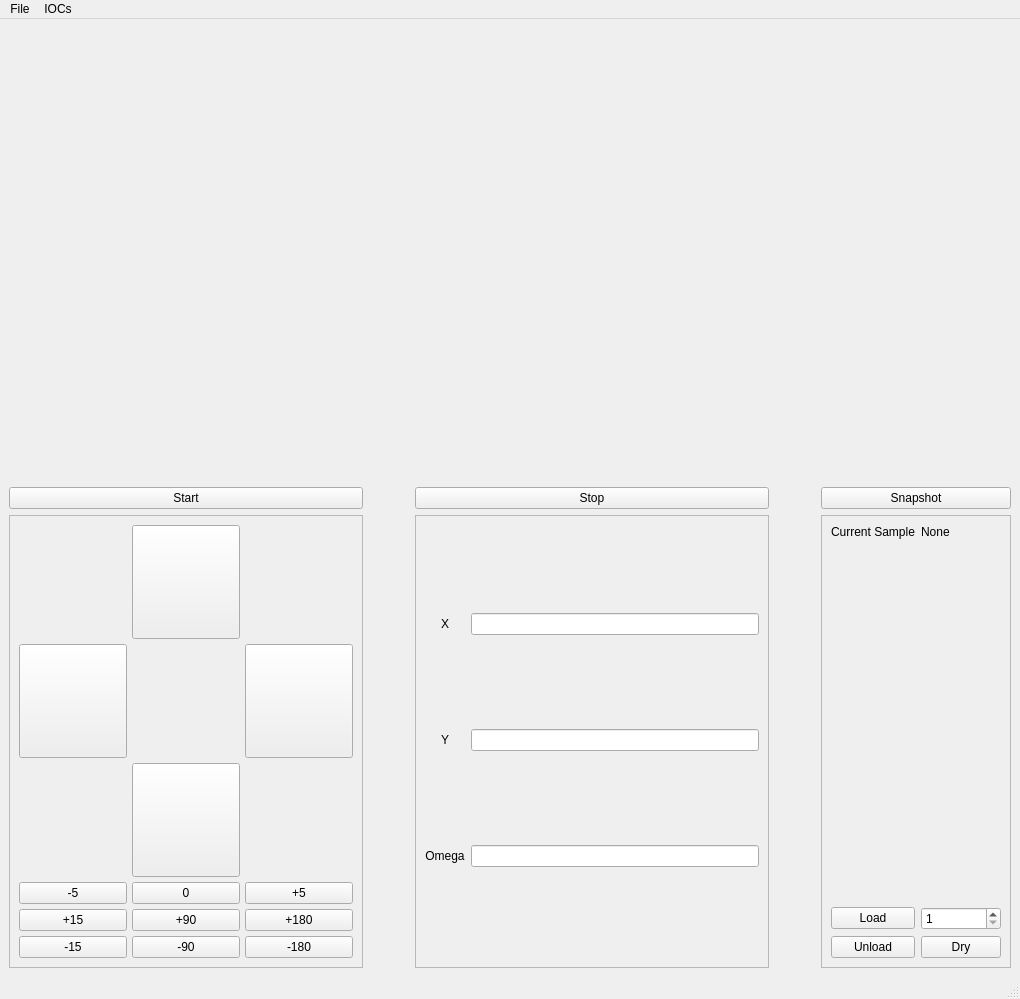
DiamondLightSource/aithre, file guiv4.ui: the form before one commit.
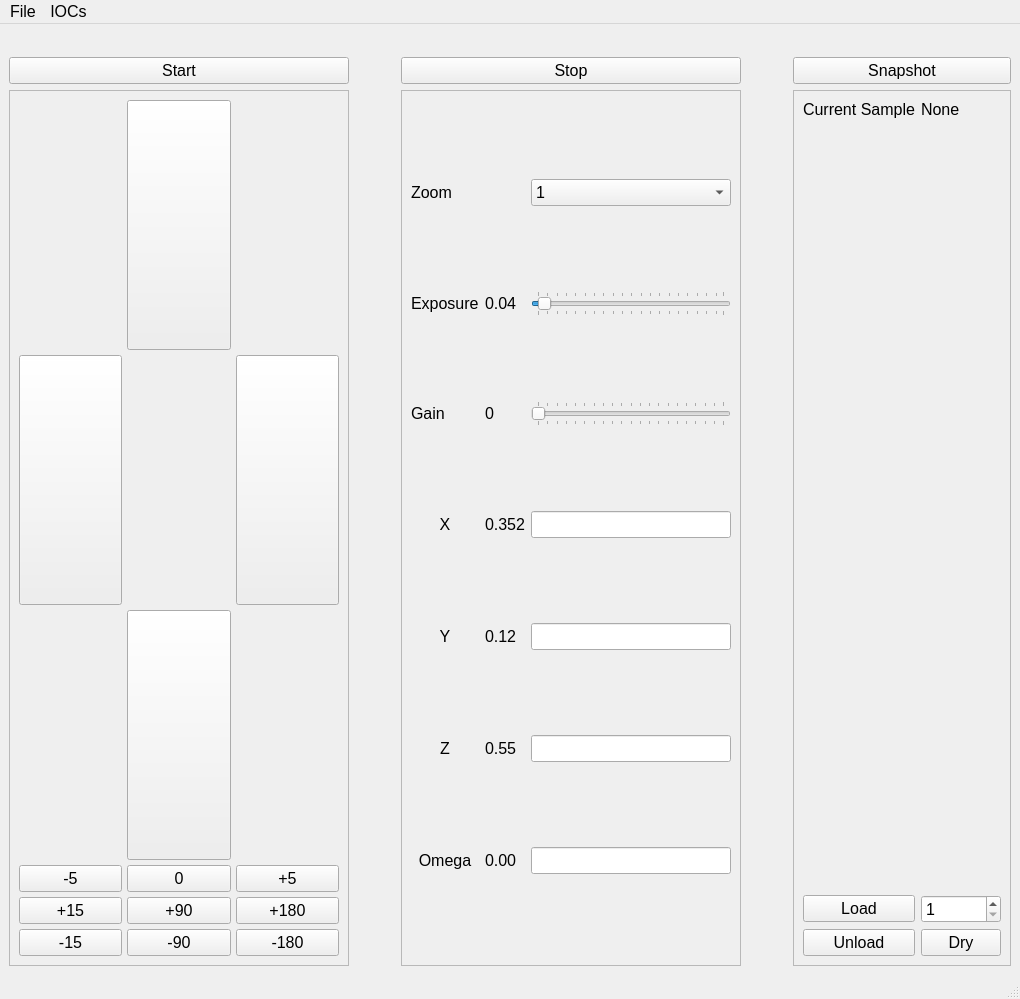
The form after the commit. Icons and pictures are not drawn.

Diff of the .ui file:
```diff
--- a/guiv4.ui
+++ b/guiv4.ui
@@ -22,6 +22,11 @@
     <height>16777215</height>
    </size>
   </property>
+  <property name="font">
+   <font>
+    <pointsize>12</pointsize>
+   </font>
+  </property>
   <property name="mouseTracking">
    <bool>false</bool>
   </property>
@@ -49,8 +54,299 @@
   </property>
   <widget class="QWidget" name="centralwidget">
    <layout class="QGridLayout" name="gridLayout">
+    <item row="2" column="2">
+     <widget class="QFrame" name="frameFineControl">
+      <property name="frameShape">
+       <enum>QFrame::StyledPanel</enum>
+      </property>
+      <property name="frameShadow">
+       <enum>QFrame::Plain</enum>
+      </property>
+      <layout class="QGridLayout" name="readback_grid">
+       <item row="7" column="0">
+        <widget class="QLabel" name="labOmega">
+         <property name="text">
+          <string>Omega</string>
+         </property>
+         <property name="alignment">
+          <set>Qt::AlignCenter</set>
+         </property>
+        </widget>
+       </item>
+       <item row="5" column="1">
+        <widget class="QLabel" name="gonz_rbv">
+         <property name="text">
+          <string>0.55</string>
+         </property>
+        </widget>
+       </item>
+       <item row="1" column="0">
+        <widget class="QLabel" name="labExposure">
+         <property name="text">
+          <string>Exposure</string>
+         </property>
+        </widget>
+       </item>
+       <item row="2" column="1">
+        <widget class="QLabel" name="label_2">
+         <property name="text">
+          <string>0</string>
+         </property>
+        </widget>
+       </item>
+       <item row="7" column="3">
+        <widget class="QLineEdit" name="omega_request">
+         <property name="maxLength">
+          <number>5</number>
+         </property>
+        </widget>
+       </item>
+       <item row="5" column="0">
+        <widget class="QLabel" name="labZ">
+         <property name="text">
+          <string>Z</string>
+         </property>
+         <property name="alignment">
+          <set>Qt::AlignCenter</set>
+         </property>
+        </widget>
+       </item>
+       <item row="3" column="0">
+        <widget class="QLabel" name="labX">
+         <property name="sizePolicy">
+          <sizepolicy hsizetype="Preferred" vsizetype="Preferred">
+           <horstretch>0</horstretch>
+           <verstretch>0</verstretch>
+          </sizepolicy>
+         </property>
+         <property name="text">
+          <string>X</string>
+         </property>
+         <property name="alignment">
+          <set>Qt::AlignCenter</set>
+         </property>
+        </widget>
+       </item>
+       <item row="2" column="3">
+        <widget class="QSlider" name="sliderGain">
+         <property name="maximum">
+          <number>100</number>
+         </property>
+         <property name="orientation">
+          <enum>Qt::Horizontal</enum>
+         </property>
+         <property name="tickPosition">
+          <enum>QSlider::TicksBothSides</enum>
+         </property>
+         <property name="tickInterval">
+          <number>5</number>
+         </property>
+        </widget>
+       </item>
+       <item row="5" column="3">
+        <widget class="QLineEdit" name="gonz_request">
+         <property name="maxLength">
+          <number>5</number>
+         </property>
+        </widget>
+       </item>
+       <item row="4" column="3">
+        <widget class="QLineEdit" name="gony_request">
+         <property name="maxLength">
+          <number>5</number>
+         </property>
+        </widget>
+       </item>
+       <item row="2" column="0">
+        <widget class="QLabel" name="labGain">
+         <property name="text">
+          <string>Gain</string>
+         </property>
+        </widget>
+       </item>
+       <item row="4" column="0">
+        <widget class="QLabel" name="labY">
+         <property name="text">
+          <string>Y</string>
+         </property>
+         <property name="alignment">
+          <set>Qt::AlignCenter</set>
+         </property>
+        </widget>
+       </item>
+       <item row="3" column="3">
+        <widget class="QLineEdit" name="stagex_request">
+         <property name="text">
+          <string/>
+         </property>
+         <property name="maxLength">
+          <number>5</number>
+         </property>
+        </widget>
+       </item>
+       <item row="1" column="3">
+        <widget class="QSlider" name="sliderExposure">
+         <property name="minimum">
+          <number>1</number>
+         </property>
+         <property name="maximum">
+          <number>100</number>
+         </property>
+         <property name="value">
+          <number>4</number>
+         </property>
+         <property name="orientation">
+          <enum>Qt::Horizontal</enum>
+         </property>
+         <property name="invertedAppearance">
+          <bool>false</bool>
+         </property>
+         <property name="invertedControls">
+          <bool>false</bool>
+         </property>
+         <property name="tickPosition">
+          <enum>QSlider::TicksBothSides</enum>
+         </property>
+         <property name="tickInterval">
+          <number>5</number>
+         </property>
+        </widget>
+       </item>
+       <item row="3" column="1">
+        <widget class="QLabel" name="stagex_rbv">
+         <property name="text">
+          <string>0.352</string>
+         </property>
+        </widget>
+       </item>
+       <item row="1" column="1">
+        <widget class="QLabel" name="label">
+         <property name="text">
+          <string>0.04</string>
+         </property>
+        </widget>
+       </item>
+       <item row="4" column="1">
+        <widget class="QLabel" name="gony_rbv">
+         <property name="text">
+          <string>0.12</string>
+         </property>
+        </widget>
+       </item>
+       <item row="7" column="1">
+        <widget class="QLabel" name="omega_rbv">
+         <property name="text">
+          <string>0.00</string>
+         </property>
+        </widget>
+       </item>
+       <item row="0" column="3">
+        <widget class="QComboBox" name="comboBox">
+         <property name="currentText">
+          <string>1</string>
+         </property>
+         <property name="currentIndex">
+          <number>0</number>
+         </property>
+         <property name="insertPolicy">
+          <enum>QComboBox::InsertAtBottom</enum>
+         </property>
+         <item>
+          <property name="text">
+           <string>1</string>
+          </property>
+         </item>
+         <item>
+          <property name="text">
+           <string>2</string>
+          </property>
+         </item>
+         <item>
+          <property name="text">
+           <string>4</string>
+          </property>
+         </item>
+         <item>
+          <property name="text">
+           <string>8</string>
+          </property>
+         </item>
+        </widget>
+       </item>
+       <item row="0" column="0">
+        <widget class="QLabel" name="label_4">
+         <property name="text">
+          <string>Zoom</string>
+         </property>
+        </widget>
+       </item>
+      </layout>
+     </widget>
+    </item>
+    <item row="0" column="0" colspan="5">
+     <widget class="QLabel" name="oav_stream">
+      <property name="sizePolicy">
+       <sizepolicy hsizetype="Maximum" vsizetype="Maximum">
+        <horstretch>0</horstretch>
+        <verstretch>0</verstretch>
+       </sizepolicy>
+      </property>
+      <property name="text">
+       <string/>
+      </property>
+      <property name="pixmap">
+       <pixmap>icon.png</pixmap>
+      </property>
+      <property name="scaledContents">
+       <bool>true</bool>
+      </property>
+      <property name="alignment">
+       <set>Qt::AlignCenter</set>
+      </property>
+     </widget>
+    </item>
+    <item row="1" column="2">
+     <widget class="QPushButton" name="stop">
+      <property name="text">
+       <string>Stop</string>
+      </property>
+     </widget>
+    </item>
+    <item row="1" column="0">
+     <widget class="QPushButton" name="start">
+      <property name="text">
+       <string>Start</string>
+      </property>
+     </widget>
+    </item>
+    <item row="1" column="4">
+     <widget class="QPushButton" name="snapshot">
+      <property name="text">
+       <string>Snapshot</string>
+      </property>
+     </widget>
+    </item>
+    <item row="2" column="1">
+     <spacer name="horizontalSpacer">
+      <property name="orientation">
+       <enum>Qt::Horizontal</enum>
+      </property>
+      <property name="sizeType">
+       <enum>QSizePolicy::Minimum</enum>
+      </property>
+      <property name="sizeHint" stdset="0">
+       <size>
+        <width>40</width>
+        <height>20</height>
+       </size>
+      </property>
+     </spacer>
+    </item>
     <item row="2" column="4">
-     <widget class="QFrame" name="">
+     <widget class="QFrame" name="frameRobot">
+      <property name="autoFillBackground">
+       <bool>false</bool>
+      </property>
       <property name="frameShape">
        <enum>QFrame::StyledPanel</enum>
       </property>
@@ -146,90 +442,8 @@
       </layout>
      </widget>
     </item>
-    <item row="1" column="2">
-     <widget class="QPushButton" name="stop">
-      <property name="text">
-       <string>Stop</string>
-      </property>
-     </widget>
-    </item>
-    <item row="1" column="0">
-     <widget class="QPushButton" name="start">
-      <property name="text">
-       <string>Start</string>
-      </property>
-     </widget>
-    </item>
-    <item row="2" column="2">
-     <widget class="QFrame" name="">
-      <property name="frameShape">
-       <enum>QFrame::StyledPanel</enum>
-      </property>
-      <property name="frameShadow">
-       <enum>QFrame::Plain</enum>
-      </property>
-      <layout class="QGridLayout" name="readback_grid">
-       <item row="0" column="0">
-        <widget class="QLabel" name="label">
-         <property name="sizePolicy">
-          <sizepolicy hsizetype="Preferred" vsizetype="Preferred">
-           <horstretch>0</horstretch>
-           <verstretch>0</verstretch>
-          </sizepolicy>
-         </property>
-         <property name="text">
-          <string>X</string>
-         </property>
-         <property name="alignment">
-          <set>Qt::AlignCenter</set>
-         </property>
-        </widget>
-       </item>
-       <item row="2" column="1">
-        <widget class="QLineEdit" name="lineEdit_3"/>
-       </item>
-       <item row="1" column="0">
-        <widget class="QLabel" name="label_2">
-         <property name="text">
-          <string>Y</string>
-         </property>
-         <property name="alignment">
-          <set>Qt::AlignCenter</set>
-         </property>
-        </widget>
-       </item>
-       <item row="0" column="1">
-        <widget class="QLineEdit" name="lineEdit">
-         <property name="text">
-          <string/>
-         </property>
-        </widget>
-       </item>
-       <item row="1" column="1">
-        <widget class="QLineEdit" name="lineEdit_2"/>
-       </item>
-       <item row="2" column="0">
-        <widget class="QLabel" name="label_3">
-         <property name="text">
-          <string>Omega</string>
-         </property>
-         <property name="alignment">
-          <set>Qt::AlignCenter</set>
-         </property>
-        </widget>
-       </item>
-      </layout>
-     </widget>
-    </item>
-    <item row="1" column="4">
-     <widget class="QPushButton" name="snapshot">
-      <property name="text">
-       <string>Snapshot</string>
-      </property>
-     </widget>
-    </item>
     <item row="2" column="0">
-     <widget class="QFrame" name="">
+     <widget class="QFrame" name="framePositionButtons">
       <property name="frameShape">
        <enum>QFrame::StyledPanel</enum>
       </property>
@@ -442,28 +656,6 @@
       </property>
      </spacer>
     </item>
-    <item row="0" column="0" colspan="5">
-     <widget class="QLabel" name="oav_stream">
-      <property name="sizePolicy">
-       <sizepolicy hsizetype="MinimumExpanding" vsizetype="MinimumExpanding">
-        <horstretch>0</horstretch>
-        <verstretch>0</verstretch>
-       </sizepolicy>
-      </property>
-      <property name="text">
-       <string/>
-      </property>
-      <property name="pixmap">
-       <pixmap>icon.png</pixmap>
-      </property>
-      <property name="scaledContents">
-       <bool>true</bool>
-      </property>
-      <property name="alignment">
-       <set>Qt::AlignCenter</set>
-      </property>
-     </widget>
-    </item>
    </layout>
   </widget>
   <widget class="QStatusBar" name="statusbar"/>
@@ -473,7 +665,7 @@
      <x>0</x>
      <y>0</y>
      <width>1020</width>
-     <height>20</height>
+     <height>24</height>
     </rect>
    </property>
    <widget class="QMenu" name="menuFile">
```
Left out of the diff: 46 changed lines with no effect on the pictures.
